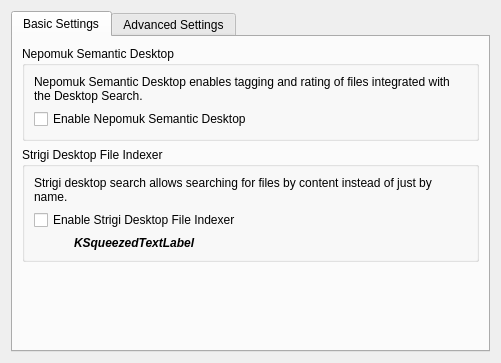
First picture: the form in nepomuk/kcm/nepomukconfigwidget.ui, repository KDE/kde-runtime, before the edit.
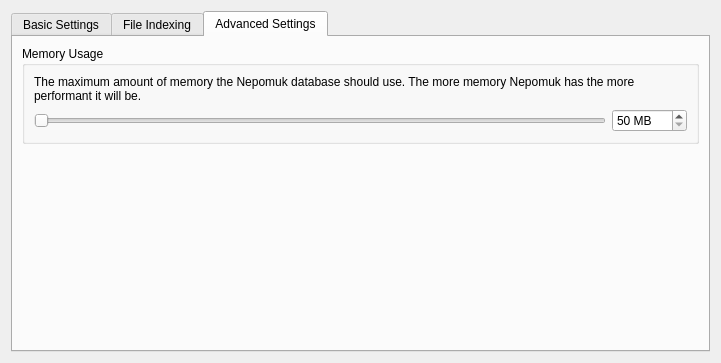
Second picture: the form after the edit. Custom widgets are drawn as their Qt base class.

Commit message: Quickly get in the last strings I need for Nepomuk configuration

The edit to the form file:
```diff
--- a/nepomuk/kcm/nepomukconfigwidget.ui
+++ b/nepomuk/kcm/nepomukconfigwidget.ui
@@ -3,11 +3,19 @@
  <author>Sebastian Trueg</author>
  <class>NepomukConfigWidget</class>
  <widget class="QWidget" name="NepomukConfigWidget">
+  <property name="geometry">
+   <rect>
+    <x>0</x>
+    <y>0</y>
+    <width>721</width>
+    <height>363</height>
+   </rect>
+  </property>
   <layout class="QVBoxLayout">
    <item>
     <widget class="KTabWidget" name="tabWidget">
      <property name="currentIndex">
-      <number>0</number>
+      <number>2</number>
      </property>
      <widget class="QWidget" name="tab">
       <attribute name="title">
@@ -123,7 +131,7 @@
      </widget>
      <widget class="QWidget" name="tab_2">
       <attribute name="title">
-       <string>Advanced Settings</string>
+       <string>File Indexing</string>
       </attribute>
       <layout class="QHBoxLayout" name="horizontalLayout_2" stretch="3,2">
        <item>
@@ -173,6 +181,81 @@
        </item>
       </layout>
      </widget>
+     <widget class="QWidget" name="tab_3">
+      <attribute name="title">
+       <string>Advanced Settings</string>
+      </attribute>
+      <layout class="QVBoxLayout" name="verticalLayout_5">
+       <item>
+        <widget class="QGroupBox" name="groupBox_4">
+         <property name="title">
+          <string>Memory Usage</string>
+         </property>
+         <layout class="QVBoxLayout" name="verticalLayout_4">
+          <item>
+           <widget class="QLabel" name="label_4">
+            <property name="text">
+             <string>The maximum amount of memory the Nepomuk database should use. The more memory Nepomuk has the more performant it will be.</string>
+            </property>
+            <property name="wordWrap">
+             <bool>true</bool>
+            </property>
+           </widget>
+          </item>
+          <item>
+           <layout class="QHBoxLayout" name="horizontalLayout_3">
+            <item>
+             <widget class="QSlider" name="m_sliderMemoryUsage">
+              <property name="minimum">
+               <number>50</number>
+              </property>
+              <property name="maximum">
+               <number>1000</number>
+              </property>
+              <property name="singleStep">
+               <number>10</number>
+              </property>
+              <property name="orientation">
+               <enum>Qt::Horizontal</enum>
+              </property>
+             </widget>
+            </item>
+            <item>
+             <widget class="QSpinBox" name="m_editMemoryUsage">
+              <property name="suffix">
+               <string> MB</string>
+              </property>
+              <property name="minimum">
+               <number>50</number>
+              </property>
+              <property name="maximum">
+               <number>1000</number>
+              </property>
+              <property name="singleStep">
+               <number>10</number>
+              </property>
+             </widget>
+            </item>
+           </layout>
+          </item>
+         </layout>
+        </widget>
+       </item>
+       <item>
+        <spacer name="verticalSpacer">
+         <property name="orientation">
+          <enum>Qt::Vertical</enum>
+         </property>
+         <property name="sizeHint" stdset="0">
+          <size>
+           <width>20</width>
+           <height>203</height>
+          </size>
+         </property>
+        </spacer>
+       </item>
+      </layout>
+     </widget>
     </widget>
    </item>
   </layout>
```
Left out of the diff: 50 changed lines with no effect on the pictures.
